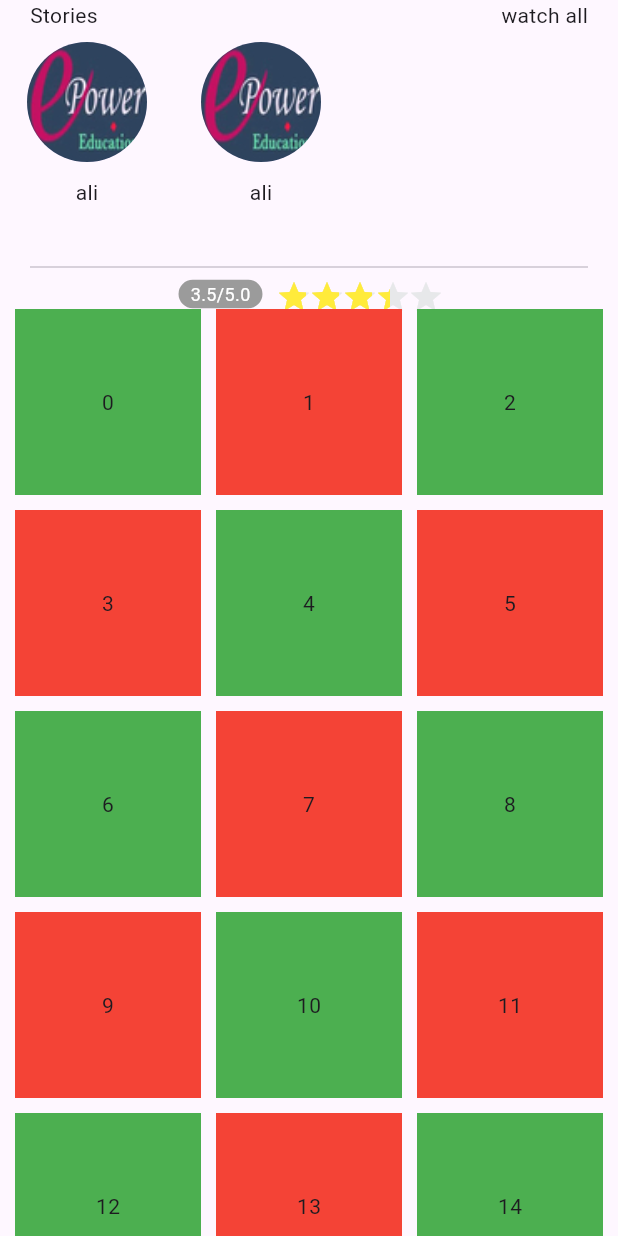
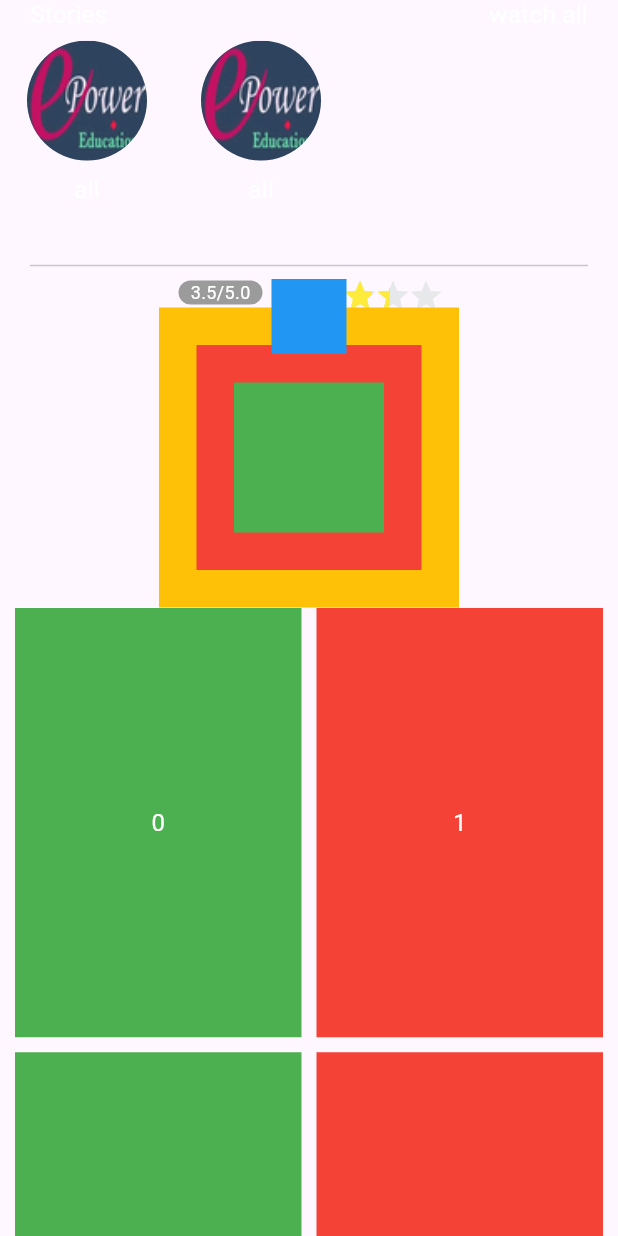
Before and after one commit to kalemullah/Batch2-UI, a Flutter app: the InstaScreen screen opened directly, on a phone screen of 412 x 824 dp. Run offline on Flutter 3.47's test engine with Material 3 defaults, Android fonts, the phone set to English and light mode, and no system bars; drawn by our look-alikes of flutter_rating_stars; our stand-ins replace flutter_screenutil.

Commit message:
stack is done

```diff
--- a/lib/inst.dart
+++ b/lib/inst.dart
@@ -92,16 +92,46 @@ class _InstaScreenState extends State<InstaScreen> {
               starOffColor: const Color(0xffe7e8ea),
               starColor: Colors.yellow,
             ),
+
+            Stack(
+              clipBehavior: Clip.none,
+              alignment: AlignmentDirectional.center,
+              children: [
+                Container(
+                  height: 200,
+                  width: 200,
+                  color: Colors.amber,
+                ),
+                Container(
+                  height: 150,
+                  width: 150,
+                  color: Colors.red,
+                ),
+                Container(
+                  height: 100,
+                  width: 100,
+                  color: Colors.green,
+                ),
+                Positioned(
+                  top: -19,
+                  child: Container(
+                    height: 50,
+                    width: 50,
+                    color: Colors.blue,
+                  ),
+                ),
+              ],
+            ),
             Expanded(
               child: Padding(
                 padding: const EdgeInsets.symmetric(horizontal: 10),
                 child: GridView.builder(
                     itemCount: 15,
                     gridDelegate: SliverGridDelegateWithFixedCrossAxisCount(
-                        childAspectRatio: 1,
+                        childAspectRatio: 2 / 3,
                         mainAxisSpacing: 10,
                         crossAxisSpacing: 10,
-                        crossAxisCount: 3),
+                        crossAxisCount: 2),
                     itemBuilder: (context, index) {
                       return Container(
                         color: index.isEven ? Colors.green : Colors.red,
--- a/pubspec.yaml
+++ b/pubspec.yaml
@@ -36,6 +36,7 @@ dependencies:
   # Use with the CupertinoIcons class for iOS style icons.
   cupertino_icons: ^1.0.8
   flutter_rating_stars: ^1.1.0
+  flutter_screenutil: ^5.9.3
 
 dev_dependencies:
   flutter_test:
```
Also changed, not shown: lib/main.dart (+21 -15 lines), lib/media_query/task3.dart (+8 -4 lines), pubspec.lock.
